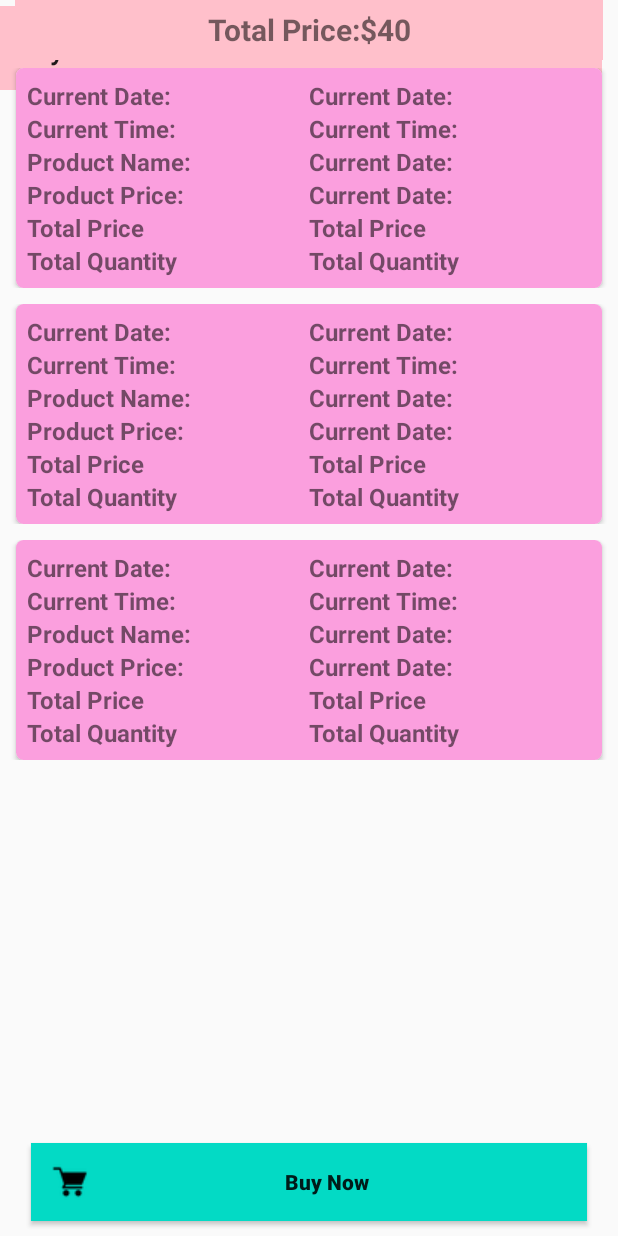
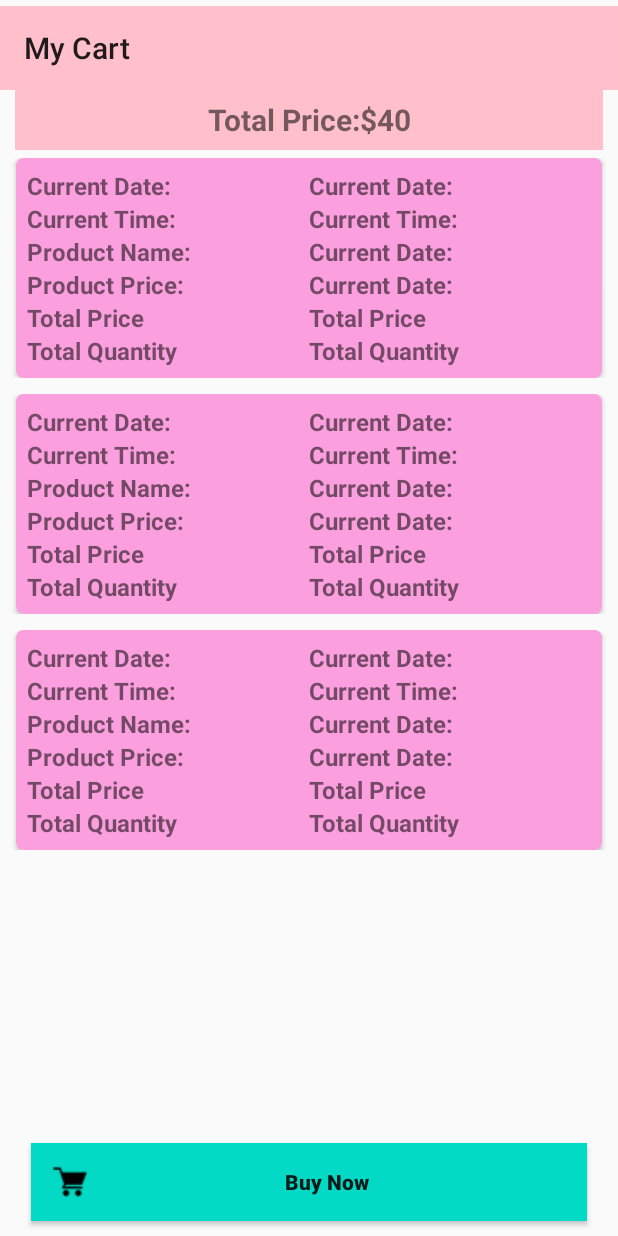
Before and after one commit to SanjanaaGupta/WeeWear-App, an Android app: the layout activity_cart.xml on its own in the app's theme, with its tools: preview values and no code run, on a phone screen of 412 x 824 dp. Run offline under Robolectric (Android 15) with nearby library versions, the phone set to English and light mode, and no system bars.

Commit message:
Update activity_cart.xml
Added Dynamic Scrolling features

```diff
--- a/app/src/main/res/layout/activity_cart.xml
+++ b/app/src/main/res/layout/activity_cart.xml
@@ -7,23 +7,30 @@
     android:layout_height="match_parent"
     tools:context=".activities.CartActivity">
 
+<androidx.core.widget.NestedScrollView
+    android:layout_width="match_parent"
+    android:layout_height="0dp"
+    app:layout_constraintTop_toTopOf="parent"
+    app:layout_constraintBottom_toBottomOf="parent">
+
+    <LinearLayout
+        android:layout_width="match_parent"
+        android:layout_height="wrap_content"
+        android:orientation="vertical">
+
         <androidx.appcompat.widget.Toolbar
             android:id="@+id/my_cart_toolbar"
-        android:layout_width="401dp"
+            android:layout_width="match_parent"
             android:layout_height="56dp"
             android:layout_marginTop="4dp"
             android:background="@color/colorPink"
             android:minHeight="?attr/actionBarSize"
             android:theme="?attr/actionBarTheme"
-        app:layout_constraintEnd_toEndOf="parent"
-        app:layout_constraintHorizontal_bias="0.0"
-        app:layout_constraintStart_toStartOf="parent"
-        app:layout_constraintTop_toTopOf="parent"
             app:title="My Cart" />
 
         <TextView
             android:id="@+id/textView3"
-        android:layout_width="0dp"
+            android:layout_width="match_parent"
             android:layout_height="40dp"
             android:layout_marginLeft="10dp"
             android:layout_marginRight="10dp"
@@ -31,22 +38,16 @@
             android:gravity="center"
             android:text="Total Price:$40"
             android:textSize="20sp"
-        android:textStyle="bold"
-        app:layout_constraintEnd_toEndOf="parent"
-        app:layout_constraintHorizontal_bias="0.157"
-        app:layout_constraintStart_toStartOf="parent"
-        tools:layout_editor_absoluteY="66dp" />
+            android:textStyle="bold" />
 
         <androidx.recyclerview.widget.RecyclerView
             android:id="@+id/cart_rec"
             android:layout_width="match_parent"
             android:layout_height="wrap_content"
-        app:layout_constraintEnd_toEndOf="parent"
-        app:layout_constraintHorizontal_bias="0.0"
-        app:layout_constraintStart_toStartOf="parent"
-        app:layout_constraintTop_toBottomOf="@id/textView3"
-        app:layout_constraintWidth_percent=".9"
-        tools:listitem="@layout/my_cart_item"/>
+            tools:listitem="@layout/my_cart_item" />
+
+    </LinearLayout>
+</androidx.core.widget.NestedScrollView>
 
 <Button
 android:layout_width="0dp"
```
Lines whose indentation alone changed are shown as unchanged.
